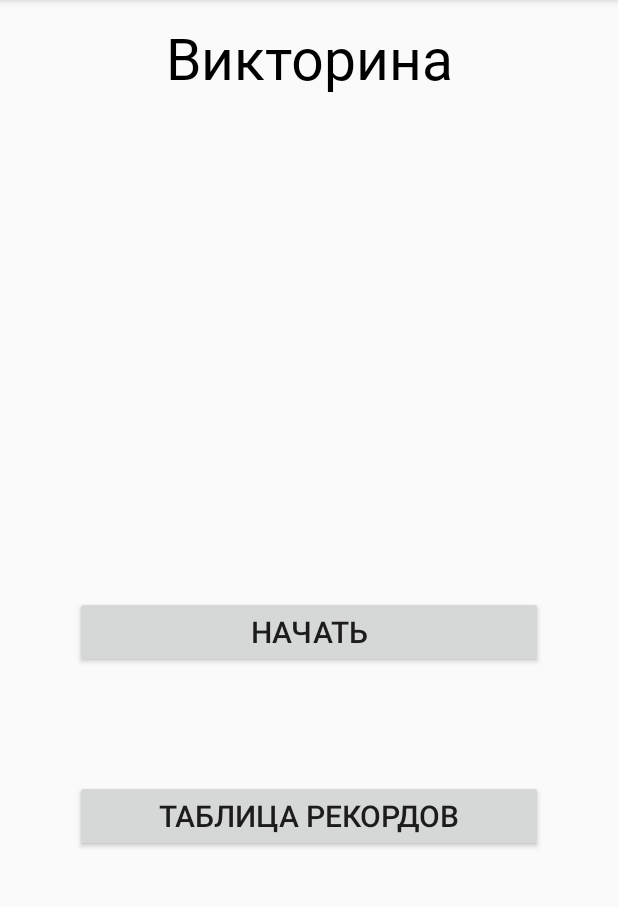
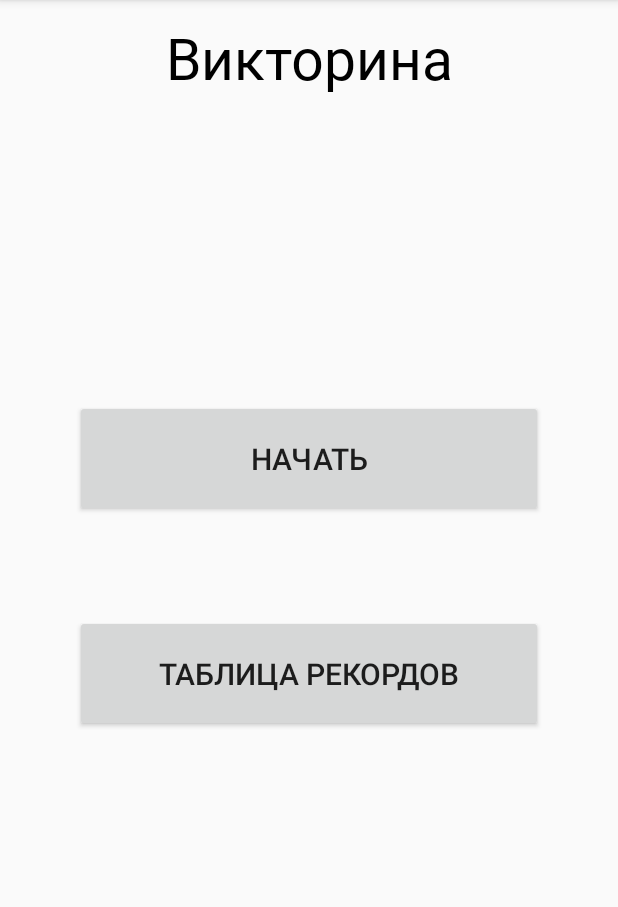
Before and after one commit to Parocq/QuizApp, an Android app: the screen it shows after launch (MainActivity), on a phone screen of 412 x 824 dp, the part 84-991 px from its top. Run offline under Robolectric (Android 15) with nearby library versions, the phone set to English and light mode, and no system bars; our stand-ins replace Firebase (no records; nobody signed in at launch, a user with empty details on screens opened directly); pictures from the network do not load.

Commit message:
DPI depended menu_fragment layout

```diff
--- a/app/src/main/java/com/bsuir/german/quizapp/FirebaseInstance.java
+++ b/app/src/main/java/com/bsuir/german/quizapp/FirebaseInstance.java
@@ -106,6 +106,10 @@ public class FirebaseInstance {
         return allRecords;
     }
 
+    public void insertRecord(Record record){
+        firebaseRecordsReference.child(""+record.hashCode()).setValue(record);
+    }
+
     /*
             DatabaseReference reference = FirebaseInstance.firebaseRecordsReference.child("/record_2");
         Record record = new Record("Test2",0,"10-20-3000");
--- a/app/src/main/java/com/bsuir/german/quizapp/fragment/RecordsFragment.java
+++ b/app/src/main/java/com/bsuir/german/quizapp/fragment/RecordsFragment.java
@@ -50,12 +50,6 @@ public class RecordsFragment extends Fragment {
         recordList = new FirebaseInstance().getRecords();
         Log.e("TAG", "fillRecordList: " + recordList.size() );
         //daoRecord.selectAllRecordsOrderedByScore();
-
         return recordList;
     }
-
-    //    private List<Record> fillRecordList(){
-//
-//        return
-//    }
 }
--- a/app/src/main/java/com/bsuir/german/quizapp/fragment/ResultsFragment.java
+++ b/app/src/main/java/com/bsuir/german/quizapp/fragment/ResultsFragment.java
@@ -12,6 +12,7 @@ import android.widget.Button;
 import android.widget.EditText;
 import android.widget.TextView;
 
+import com.bsuir.german.quizapp.FirebaseInstance;
 import com.bsuir.german.quizapp.R;
 import com.bsuir.german.quizapp.dao.DAORecord;
 import com.bsuir.german.quizapp.entity.Record;
@@ -43,7 +44,7 @@ public class ResultsFragment extends Fragment {
             points = bundle.getInt("points");
         }
         initializeViews(v);
-        setPoints(points);
+        resultPoints.setText(String.valueOf(points));
 
         DateFormat dateFormat = new SimpleDateFormat("yyyy/MM/dd HH:mm");
         Date date = new Date();
@@ -55,8 +56,11 @@ public class ResultsFragment extends Fragment {
             public void onClick(View v) {
                 String name = String.valueOf(inputNameField.getText());
 
-                DAORecord daoRecord = new DAORecord(db);
-                daoRecord.insertRecord(db,name,points,timeFinished);
+//                DAORecord daoRecord = new DAORecord(db);
+//                daoRecord.insertRecord(db,name,points,timeFinished);
+                Record record = new Record(name,points,timeFinished);
+                new FirebaseInstance().insertRecord(record);
+
                 clearBackStack();
             }
         };
@@ -81,8 +85,4 @@ public class ResultsFragment extends Fragment {
         resultPoints = v.findViewById(R.id.pointsResult);
         dateFinished = v.findViewById(R.id.dateFinished);
     }
-
-    public void setPoints (int points){
-        resultPoints.setText(String.valueOf(points));
-    }
 }
--- /dev/null
+++ b/app/src/main/res/layout-hdpi/fragment_menu.xml
@@ -0,0 +1,130 @@
+<?xml version="1.0" encoding="utf-8"?>
+<androidx.constraintlayout.widget.ConstraintLayout xmlns:android="http://schemas.android.com/apk/res/android"
+    xmlns:app="http://schemas.android.com/apk/res-auto"
+    xmlns:tools="http://schemas.android.com/tools"
+    android:layout_width="match_parent"
+    android:layout_height="match_parent"
+    tools:context=".fragment.MenuFragment">
+
+    <!-- TODO: Update blank fragment layout -->
+
+    <Button
+        android:id="@+id/play"
+        android:layout_width="0dp"
+        android:layout_height="wrap_content"
+        android:layout_marginStart="50dp"
+        android:layout_marginEnd="50dp"
+        android:paddingVertical="25dp"
+        android:text="@string/start"
+        android:textSize="20sp"
+        app:layout_constraintBottom_toTopOf="@+id/records"
+        app:layout_constraintEnd_toEndOf="parent"
+        app:layout_constraintHorizontal_bias="0.0"
+        app:layout_constraintStart_toStartOf="parent"
+        app:layout_constraintTop_toTopOf="parent"
+        app:layout_constraintVertical_bias="0.743" />
+
+    <Button
+        android:id="@+id/records"
+        android:layout_width="0dp"
+        android:layout_height="wrap_content"
+        android:layout_marginBottom="280dp"
+        android:paddingVertical="25dp"
+        android:text="@string/records"
+        android:textSize="20sp"
+        app:layout_constraintBottom_toBottomOf="parent"
+        app:layout_constraintEnd_toEndOf="@+id/play"
+        app:layout_constraintHorizontal_bias="0.0"
+        app:layout_constraintStart_toStartOf="@+id/play" />
+
+    <Button
+        android:id="@+id/buttonSimleLevel"
+        android:layout_width="308dp"
+        android:layout_height="58dp"
+        android:layout_marginBottom="64dp"
+        android:background="@color/colorEasy"
+        android:clickable="false"
+        android:text="@string/simple"
+        android:textSize="20sp"
+        android:visibility="invisible"
+        app:layout_constraintBottom_toTopOf="@+id/buttonMediumLevel"
+        app:layout_constraintEnd_toEndOf="@+id/buttonMediumLevel"
+        app:layout_constraintHorizontal_bias="0.0"
+        app:layout_constraintStart_toStartOf="@+id/buttonMediumLevel" />
+
+    <Button
+        android:id="@+id/buttonMediumLevel"
+        android:layout_width="308dp"
+        android:layout_height="58dp"
+        android:layout_marginBottom="56dp"
+        android:background="@color/colorMedium"
+        android:clickable="false"
+        android:text="@string/medium"
+        android:textSize="20sp"
+        android:visibility="invisible"
+        app:layout_constraintBottom_toTopOf="@+id/buttonHardLevel"
+        app:layout_constraintEnd_toEndOf="@+id/play"
+        app:layout_constraintStart_toStartOf="@+id/play" />
+
+    <Button
+        android:id="@+id/buttonHardLevel"
+        android:layout_width="308dp"
+        android:layout_height="58dp"
+        android:layout_marginBottom="56dp"
+        android:background="@color/colorHard"
+        android:clickable="false"
+        android:text="@string/hard"
+        android:textSize="20sp"
+        android:visibility="invisible"
+        app:layout_constraintBottom_toTopOf="@+id/buttonRandomLevel"
+        app:layout_constraintEnd_toEndOf="@+id/play"
+        app:layout_constraintHorizontal_bias="0.527"
+        app:layout_constraintStart_toStartOf="@+id/play" />
+
+    <Button
+        android:id="@+id/buttonRandomLevel"
+        android:layout_width="308dp"
+        android:layout_height="58dp"
+        android:layout_marginBottom="64dp"
+        android:background="@color/colorRandom"
+        android:clickable="false"
+        android:text="@string/random"
+        android:textSize="20sp"
+        android:visibility="invisible"
+        app:layout_constraintBottom_toTopOf="@+id/buttonBack"
+        app:layout_constraintEnd_toEndOf="@+id/play"
+        app:layout_constraintHorizontal_bias="0.527"
+        app:layout_constraintStart_toStartOf="@+id/play" />
+
+    <Button
+        android:id="@+id/buttonBack"
+        android:layout_width="308dp"
+        android:layout_height="58dp"
+        android:layout_marginBottom="88dp"
+        android:clickable="false"
+        android:text="@string/back"
+        android:textSize="20sp"
+        android:visibility="invisible"
+        app:layout_constraintBottom_toBottomOf="parent"
+        app:layout_constraintEnd_toEndOf="@+id/play"
+        app:layout_constraintStart_toStartOf="@+id/play" />
+
+    <TextView
+        android:id="@+id/textLevels"
+        android:layout_width="wrap_content"
+        android:layout_height="wrap_content"
+        android:layout_marginTop="40dp"
+        android:layout_marginBottom="30dp"
+        android:gravity="center"
+        android:text="@string/choose_complexity"
+        android:textColor="@color/colorBlack"
+        android:textSize="25sp"
+        android:visibility="invisible"
+        app:layout_constraintBottom_toTopOf="@+id/buttonSimleLevel"
+        app:layout_constraintEnd_toEndOf="@+id/buttonSimleLevel"
+        app:layout_constraintHorizontal_bias="0.527"
+        app:layout_constraintStart_toStartOf="@+id/buttonSimleLevel"
+        app:layout_constraintTop_toTopOf="parent"
+        app:layout_constraintVertical_bias="0.33" />
+
+</androidx.constraintlayout.widget.ConstraintLayout>
--- /dev/null
+++ b/app/src/main/res/layout-xhdpi/fragment_menu.xml
@@ -0,0 +1,130 @@
+<?xml version="1.0" encoding="utf-8"?>
+<androidx.constraintlayout.widget.ConstraintLayout xmlns:android="http://schemas.android.com/apk/res/android"
+    xmlns:app="http://schemas.android.com/apk/res-auto"
+    xmlns:tools="http://schemas.android.com/tools"
+    android:layout_width="match_parent"
+    android:layout_height="match_parent"
+    tools:context=".fragment.MenuFragment">
+
+    <!-- TODO: Update blank fragment layout -->
+
+    <Button
+        android:id="@+id/play"
+        android:layout_width="0dp"
+        android:layout_height="wrap_content"
+        android:layout_marginStart="50dp"
+        android:layout_marginEnd="50dp"
+        android:paddingVertical="20dp"
+        android:text="@string/start"
+        android:textSize="20sp"
+        app:layout_constraintBottom_toTopOf="@+id/records"
+        app:layout_constraintEnd_toEndOf="parent"
+        app:layout_constraintHorizontal_bias="0.0"
+        app:layout_constraintStart_toStartOf="parent"
+        app:layout_constraintTop_toTopOf="parent"
+        app:layout_constraintVertical_bias="0.743" />
+
+    <Button
+        android:id="@+id/records"
+        android:layout_width="0dp"
+        android:layout_height="wrap_content"
+        android:layout_marginBottom="280dp"
+        android:paddingVertical="20dp"
+        android:text="@string/records"
+        android:textSize="20sp"
+        app:layout_constraintBottom_toBottomOf="parent"
+        app:layout_constraintEnd_toEndOf="@+id/play"
+        app:layout_constraintHorizontal_bias="0.0"
+        app:layout_constraintStart_toStartOf="@+id/play" />
+
+    <Button
+        android:id="@+id/buttonSimleLevel"
+        android:layout_width="308dp"
+        android:layout_height="58dp"
+        android:layout_marginBottom="64dp"
+        android:background="@color/colorEasy"
+        android:clickable="false"
+        android:text="@string/simple"
+        android:textSize="20sp"
+        android:visibility="invisible"
+        app:layout_constraintBottom_toTopOf="@+id/buttonMediumLevel"
+        app:layout_constraintEnd_toEndOf="@+id/buttonMediumLevel"
+        app:layout_constraintHorizontal_bias="0.0"
+        app:layout_constraintStart_toStartOf="@+id/buttonMediumLevel" />
+
+    <Button
+        android:id="@+id/buttonMediumLevel"
+        android:layout_width="308dp"
+        android:layout_height="58dp"
+        android:layout_marginBottom="56dp"
+        android:background="@color/colorMedium"
+        android:clickable="false"
+        android:text="@string/medium"
+        android:textSize="20sp"
+        android:visibility="invisible"
+        app:layout_constraintBottom_toTopOf="@+id/buttonHardLevel"
+        app:layout_constraintEnd_toEndOf="@+id/play"
+        app:layout_constraintStart_toStartOf="@+id/play" />
+
+    <Button
+        android:id="@+id/buttonHardLevel"
+        android:layout_width="308dp"
+        android:layout_height="58dp"
+        android:layout_marginBottom="56dp"
+        android:background="@color/colorHard"
+        android:clickable="false"
+        android:text="@string/hard"
+        android:textSize="20sp"
+        android:visibility="invisible"
+        app:layout_constraintBottom_toTopOf="@+id/buttonRandomLevel"
+        app:layout_constraintEnd_toEndOf="@+id/play"
+        app:layout_constraintHorizontal_bias="0.527"
+        app:layout_constraintStart_toStartOf="@+id/play" />
+
+    <Button
+        android:id="@+id/buttonRandomLevel"
+        android:layout_width="308dp"
+        android:layout_height="58dp"
+        android:layout_marginBottom="64dp"
+        android:background="@color/colorRandom"
+        android:clickable="false"
+        android:text="@string/random"
+        android:textSize="20sp"
+        android:visibility="invisible"
+        app:layout_constraintBottom_toTopOf="@+id/buttonBack"
+        app:layout_constraintEnd_toEndOf="@+id/play"
+        app:layout_constraintHorizontal_bias="0.527"
+        app:layout_constraintStart_toStartOf="@+id/play" />
+
+    <Button
+        android:id="@+id/buttonBack"
+        android:layout_width="308dp"
+        android:layout_height="58dp"
+        android:layout_marginBottom="88dp"
+        android:clickable="false"
+        android:text="@string/back"
+        android:textSize="20sp"
+        android:visibility="invisible"
+        app:layout_constraintBottom_toBottomOf="parent"
+        app:layout_constraintEnd_toEndOf="@+id/play"
+        app:layout_constraintStart_toStartOf="@+id/play" />
+
+    <TextView
+        android:id="@+id/textLevels"
+        android:layout_width="wrap_content"
+        android:layout_height="wrap_content"
+        android:layout_marginTop="40dp"
+        android:layout_marginBottom="30dp"
+        android:gravity="center"
+        android:text="@string/choose_complexity"
+        android:textColor="@color/colorBlack"
+        android:textSize="25sp"
+        android:visibility="invisible"
+        app:layout_constraintBottom_toTopOf="@+id/buttonSimleLevel"
+        app:layout_constraintEnd_toEndOf="@+id/buttonSimleLevel"
+        app:layout_constraintHorizontal_bias="0.527"
+        app:layout_constraintStart_toStartOf="@+id/buttonSimleLevel"
+        app:layout_constraintTop_toTopOf="parent"
+        app:layout_constraintVertical_bias="0.33" />
+
+</androidx.constraintlayout.widget.ConstraintLayout>
--- /dev/null
+++ b/app/src/main/res/layout-xxhdpi/fragment_menu.xml
@@ -0,0 +1,126 @@
+<?xml version="1.0" encoding="utf-8"?>
+<androidx.constraintlayout.widget.ConstraintLayout xmlns:android="http://schemas.android.com/apk/res/android"
+    xmlns:app="http://schemas.android.com/apk/res-auto"
+    xmlns:tools="http://schemas.android.com/tools"
+    android:layout_width="match_parent"
+    android:layout_height="match_parent"
+    tools:context=".fragment.MenuFragment">
+
+    <!-- TODO: Update blank fragment layout -->
+
+    <Button
+        android:id="@+id/play"
+        android:layout_width="0dp"
+        android:layout_height="wrap_content"
+        android:paddingVertical="20dp"
+        android:layout_marginStart="50dp"
+        android:layout_marginEnd="50dp"
+        android:text="@string/start"
+        android:textSize="20sp"
+        app:layout_constraintBottom_toTopOf="@+id/records"
+        app:layout_constraintEnd_toEndOf="parent"
+        app:layout_constraintHorizontal_bias="0.0"
+        app:layout_constraintStart_toStartOf="parent"
+        app:layout_constraintTop_toTopOf="parent"
+        app:layout_constraintVertical_bias="0.811" />
+
+    <Button
+        android:id="@+id/records"
+        android:layout_width="0dp"
+        android:layout_height="wrap_content"
+        android:paddingVertical="20dp"
+        android:layout_marginBottom="200dp"
+        android:text="@string/records"
+        android:textSize="20sp"
+        app:layout_constraintBottom_toBottomOf="parent"
+        app:layout_constraintEnd_toEndOf="@+id/play"
+        app:layout_constraintHorizontal_bias="0.0"
+        app:layout_constraintStart_toStartOf="@+id/play" />
+
+    <Button
+        android:id="@+id/buttonSimleLevel"
+        android:layout_width="308dp"
+        android:layout_height="58dp"
+        android:layout_marginBottom="30dp"
+        android:textSize="20sp"
+        android:clickable="false"
+        android:text="@string/simple"
+        android:background="@color/colorEasy"
+        android:visibility="invisible"
+        app:layout_constraintBottom_toTopOf="@+id/buttonMediumLevel"
+        app:layout_constraintEnd_toEndOf="@+id/buttonMediumLevel"
+        app:layout_constraintStart_toStartOf="@+id/buttonMediumLevel" />
+
+    <Button
+        android:id="@+id/buttonMediumLevel"
+        android:layout_width="308dp"
+        android:layout_height="58dp"
+        android:layout_marginBottom="30dp"
+        android:textSize="20sp"
+        android:clickable="false"
+        android:text="@string/medium"
+        android:background="@color/colorMedium"
+        android:visibility="invisible"
+        app:layout_constraintBottom_toTopOf="@+id/buttonHardLevel"
+        app:layout_constraintEnd_toEndOf="@+id/play"
+        app:layout_constraintHorizontal_bias="0.524"
+        app:layout_constraintStart_toStartOf="@+id/play" />
+
+    <Button
+        android:id="@+id/buttonHardLevel"
+        android:layout_width="308dp"
+        android:layout_height="58dp"
+        android:layout_marginBottom="30dp"
+        android:textSize="20sp"
+        android:clickable="false"
+        android:text="@string/hard"
+        android:background="@color/colorHard"
+        android:visibility="invisible"
+        app:layout_constraintBottom_toTopOf="@+id/buttonRandomLevel"
+        app:layout_constraintEnd_toEndOf="@+id/play"
+        app:layout_constraintStart_toStartOf="@+id/play" />
+
+    <Button
+        android:id="@+id/buttonRandomLevel"
+        android:layout_width="308dp"
+        android:layout_height="58dp"
+        android:layout_marginBottom="30dp"
+        android:clickable="false"
+        android:text="@string/random"
+        android:background="@color/colorRandom"
+        android:textSize="20sp"
+        android:visibility="invisible"
+        app:layout_constraintBottom_toTopOf="@+id/buttonBack"
+        app:layout_constraintEnd_toEndOf="@+id/play"
+        app:layout_constraintStart_toStartOf="@+id/play" />
+
+    <Button
+        android:id="@+id/buttonBack"
+        android:layout_width="308dp"
+        android:layout_height="58dp"
+        android:layout_marginBottom="60dp"
+        android:clickable="false"
+        android:text="@string/back"
+        android:textSize="20sp"
+        android:visibility="invisible"
+        app:layout_constraintBottom_toBottomOf="parent"
+        app:layout_constraintEnd_toEndOf="@+id/play"
+        app:layout_constraintStart_toStartOf="@+id/play" />
+
+    <TextView
+        android:id="@+id/textLevels"
+        android:layout_width="wrap_content"
+        android:layout_height="wrap_content"
+        android:layout_marginTop="40dp"
+        android:layout_marginBottom="30dp"
+        android:gravity="center"
+        android:text="@string/choose_complexity"
+        android:textColor="@color/colorBlack"
+        android:textSize="25sp"
+        android:visibility="invisible"
+        app:layout_constraintBottom_toTopOf="@+id/buttonSimleLevel"
+        app:layout_constraintEnd_toEndOf="@+id/buttonSimleLevel"
+        app:layout_constraintStart_toStartOf="@+id/buttonSimleLevel"
+        app:layout_constraintTop_toTopOf="parent" />
+
+</androidx.constraintlayout.widget.ConstraintLayout>
--- /dev/null
+++ b/app/src/main/res/layout-xxxhdpi/fragment_menu.xml
@@ -0,0 +1,126 @@
+<?xml version="1.0" encoding="utf-8"?>
+<androidx.constraintlayout.widget.ConstraintLayout xmlns:android="http://schemas.android.com/apk/res/android"
+    xmlns:app="http://schemas.android.com/apk/res-auto"
+    xmlns:tools="http://schemas.android.com/tools"
+    android:layout_width="match_parent"
+    android:layout_height="match_parent"
+    tools:context=".fragment.MenuFragment">
+
+    <!-- TODO: Update blank fragment layout -->
+
+    <Button
+        android:id="@+id/play"
+        android:layout_width="0dp"
+        android:layout_height="wrap_content"
+        android:paddingVertical="20dp"
+        android:layout_marginStart="50dp"
+        android:layout_marginEnd="50dp"
+        android:text="@string/start"
+        android:textSize="20sp"
+        app:layout_constraintBottom_toTopOf="@+id/records"
+        app:layout_constraintEnd_toEndOf="parent"
+        app:layout_constraintHorizontal_bias="0.0"
+        app:layout_constraintStart_toStartOf="parent"
+        app:layout_constraintTop_toTopOf="parent"
+        app:layout_constraintVertical_bias="0.811" />
+
+    <Button
+        android:id="@+id/records"
+        android:layout_width="0dp"
+        android:layout_height="wrap_content"
+        android:paddingVertical="20dp"
+        android:layout_marginBottom="200dp"
+        android:text="@string/records"
+        android:textSize="20sp"
+        app:layout_constraintBottom_toBottomOf="parent"
+        app:layout_constraintEnd_toEndOf="@+id/play"
+        app:layout_constraintHorizontal_bias="0.0"
+        app:layout_constraintStart_toStartOf="@+id/play" />
+
+    <Button
+        android:id="@+id/buttonSimleLevel"
+        android:layout_width="308dp"
+        android:layout_height="58dp"
+        android:layout_marginBottom="30dp"
+        android:textSize="20sp"
+        android:clickable="false"
+        android:text="@string/simple"
+        android:background="@color/colorEasy"
+        android:visibility="invisible"
+        app:layout_constraintBottom_toTopOf="@+id/buttonMediumLevel"
+        app:layout_constraintEnd_toEndOf="@+id/buttonMediumLevel"
+        app:layout_constraintStart_toStartOf="@+id/buttonMediumLevel" />
+
+    <Button
+        android:id="@+id/buttonMediumLevel"
+        android:layout_width="308dp"
+        android:layout_height="58dp"
+        android:layout_marginBottom="30dp"
+        android:textSize="20sp"
+        android:clickable="false"
+        android:text="@string/medium"
+        android:background="@color/colorMedium"
+        android:visibility="invisible"
+        app:layout_constraintBottom_toTopOf="@+id/buttonHardLevel"
+        app:layout_constraintEnd_toEndOf="@+id/play"
+        app:layout_constraintHorizontal_bias="0.524"
+        app:layout_constraintStart_toStartOf="@+id/play" />
+
+    <Button
+        android:id="@+id/buttonHardLevel"
+        android:layout_width="308dp"
+        android:layout_height="58dp"
+        android:layout_marginBottom="30dp"
+        android:textSize="20sp"
+        android:clickable="false"
+        android:text="@string/hard"
+        android:background="@color/colorHard"
+        android:visibility="invisible"
+        app:layout_constraintBottom_toTopOf="@+id/buttonRandomLevel"
+        app:layout_constraintEnd_toEndOf="@+id/play"
+        app:layout_constraintStart_toStartOf="@+id/play" />
+
+    <Button
+        android:id="@+id/buttonRandomLevel"
+        android:layout_width="308dp"
+        android:layout_height="58dp"
+        android:layout_marginBottom="30dp"
+        android:clickable="false"
+        android:text="@string/random"
+        android:background="@color/colorRandom"
+        android:textSize="20sp"
+        android:visibility="invisible"
+        app:layout_constraintBottom_toTopOf="@+id/buttonBack"
+        app:layout_constraintEnd_toEndOf="@+id/play"
+        app:layout_constraintStart_toStartOf="@+id/play" />
+
+    <Button
+        android:id="@+id/buttonBack"
+        android:layout_width="308dp"
+        android:layout_height="58dp"
+        android:layout_marginBottom="60dp"
+        android:clickable="false"
+        android:text="@string/back"
+        android:textSize="20sp"
+        android:visibility="invisible"
+        app:layout_constraintBottom_toBottomOf="parent"
+        app:layout_constraintEnd_toEndOf="@+id/play"
+        app:layout_constraintStart_toStartOf="@+id/play" />
+
+    <TextView
+        android:id="@+id/textLevels"
+        android:layout_width="wrap_content"
+        android:layout_height="wrap_content"
+        android:layout_marginTop="40dp"
+        android:layout_marginBottom="30dp"
+        android:gravity="center"
+        android:text="@string/choose_complexity"
+        android:textColor="@color/colorBlack"
+        android:textSize="25sp"
+        android:visibility="invisible"
+        app:layout_constraintBottom_toTopOf="@+id/buttonSimleLevel"
+        app:layout_constraintEnd_toEndOf="@+id/buttonSimleLevel"
+        app:layout_constraintStart_toStartOf="@+id/buttonSimleLevel"
+        app:layout_constraintTop_toTopOf="parent" />
+
+</androidx.constraintlayout.widget.ConstraintLayout>
```
